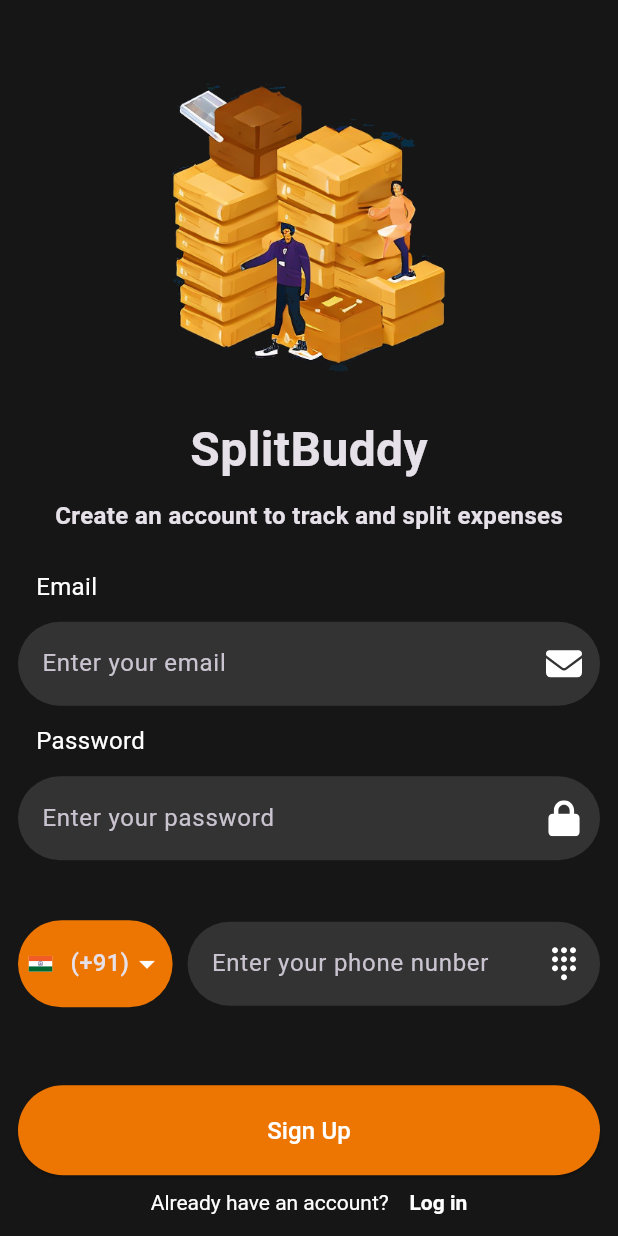
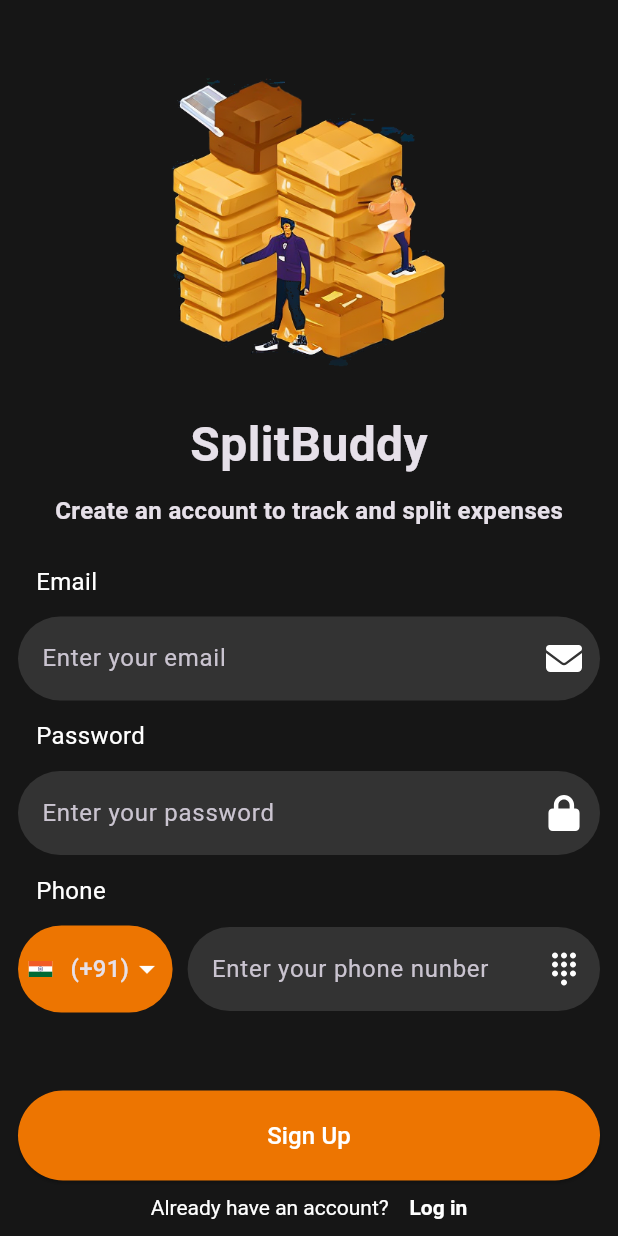
Before and after one commit to projectsojess/splitbuddyapp, a Flutter app: the SignUpScreen screen opened directly, on a phone screen of 412 x 824 dp. Run offline on Flutter 3.47's test engine with Material 3 defaults, Android fonts, the phone set to English and light mode, and no system bars; our stand-ins replace flutter_svg; Roboto replaces fonts that are missing (Source Sans Pro).

Commit message:
some fixes

```diff
--- a/lib/constants/constants.dart
+++ b/lib/constants/constants.dart
@@ -1 +1,2 @@
 export './asset_constants.dart';
+export './ui_constants.dart';
--- a/lib/feature/auth/views/signup_screen.dart
+++ b/lib/feature/auth/views/signup_screen.dart
@@ -3,11 +3,14 @@ import 'package:flutter/material.dart';
 import 'package:splitbuddy/constants/asset_constants.dart';
 import 'package:splitbuddy/constants/ui_constants.dart';
 import 'package:splitbuddy/dtos/country.dart';
+import 'package:splitbuddy/feature/auth/views/login_view.dart';
 import 'package:splitbuddy/feature/auth/widgets/auth_field.dart';
 import 'package:splitbuddy/themes/pallete.dart';
 
 class SignUpScreen extends StatefulWidget {
   const SignUpScreen({super.key});
+  static route() =>
+      MaterialPageRoute(builder: (context) => const SignUpScreen());
 
   @override
   State<SignUpScreen> createState() => _SignUpScreenState();
@@ -16,15 +19,26 @@ class SignUpScreen extends StatefulWidget {
 class _SignUpScreenState extends State<SignUpScreen> {
   final emailController = TextEditingController();
   final passwordController = TextEditingController();
+  final phoneNumberController = TextEditingController();
 
   final String iconPathEmail = AssetConstants.envelope;
   final String iconPathPassword = AssetConstants.lock;
   final String iconPathDialpad = AssetConstants.dialpad;
-  final List<Country> _countries = [
-    Country(name: 'INDIA', code: '+91'),
-    Country(name: 'USA', code: '+1')
-  ];
+
+  List<Country> _countries = []; // Initialize _countries as an empty list
   Country? _selectedCountry;
+
+  @override
+  void initState() {
+    super.initState();
+    _countries = [
+      Country(name: 'INDIA', code: '+91'),
+      Country(name: 'USA', code: '+1'),
+      // Add more countries as needed
+    ]; // Load/populate countries // Set selectedCountry based on populated list
+    _selectedCountry = _countries.first;
+  }
+
   @override
   void dispose() {
     super.dispose();
@@ -86,9 +100,16 @@ class _SignUpScreenState extends State<SignUpScreen> {
                 hintText: 'Enter your password',
                 iconPath: iconPathPassword,
               ),
-              SizedBox(
-                height: 40,
-              ),
+              Container(
+                  padding: EdgeInsets.all(12),
+                  alignment: Alignment.topLeft,
+                  child: Text(
+                    'Phone',
+                    style: TextStyle(
+                      color: Pallete.inputLabelTextColor,
+                      fontSize: 16,
+                    ),
+                  )),
               Row(
                 children: [
                   Container(
@@ -98,10 +119,10 @@ class _SignUpScreenState extends State<SignUpScreen> {
                       borderRadius: BorderRadius.circular(30.0),
                     ),
                     child: DropdownButton<Country>(
-                      value: _countries[0], // selected country value
+                      value: _selectedCountry, // selected country value
                       onChanged: (Country? newValue) {
                         setState(() {
-                          _selectedCountry = newValue!;
+                          _selectedCountry = newValue;
                         });
                       },
                       icon: Icon(
@@ -132,7 +153,7 @@ class _SignUpScreenState extends State<SignUpScreen> {
                   Container(
                     child: Expanded(
                       child: TextFormField(
-                        controller: TextEditingController(),
+                        controller: phoneNumberController,
                         style: TextStyle(
                           color: Pallete.inputFieldTextColor,
                         ),
@@ -191,7 +212,10 @@ class _SignUpScreenState extends State<SignUpScreen> {
                               color: Pallete.inputLabelTextColor,
                               fontWeight: FontWeight.bold),
                           recognizer: TapGestureRecognizer()
-                            ..onTap = () => UIConstants.getLoginScreen(context),
+                            ..onTap = () => Navigator.push(
+                                  context,
+                                  LoginView.route(),
+                                ),
                         )
                       ]),
                 ),
--- a/lib/main.dart
+++ b/lib/main.dart
@@ -1,7 +1,5 @@
 import 'package:flutter/material.dart';
 import 'package:splitbuddy/common/welcome_page.dart';
-import 'package:splitbuddy/feature/auth/views/login_view.dart';
-import 'package:splitbuddy/feature/auth/views/verify_otp_screen.dart';
 import 'package:splitbuddy/themes/app_theme.dart';
 
 void main() {
--- a/lib/themes/pallete.dart
+++ b/lib/themes/pallete.dart
@@ -7,4 +7,6 @@ class Pallete {
   static const inputFieldTextColor = Color(0xFFbababa);
   static const buttonBgcolor = Color(0xFFed7501);
   static const authIconsColor = Colors.white;
+  static const primaryColor = Color(0xFF161616);
+  static const secondaryColor = Color(0xFFed7501);
 }
```
Also changed, not shown: lib/feature/auth/views/login_view.dart (+26 -1 lines), lib/feature/home/views/home_screen.dart (added).
